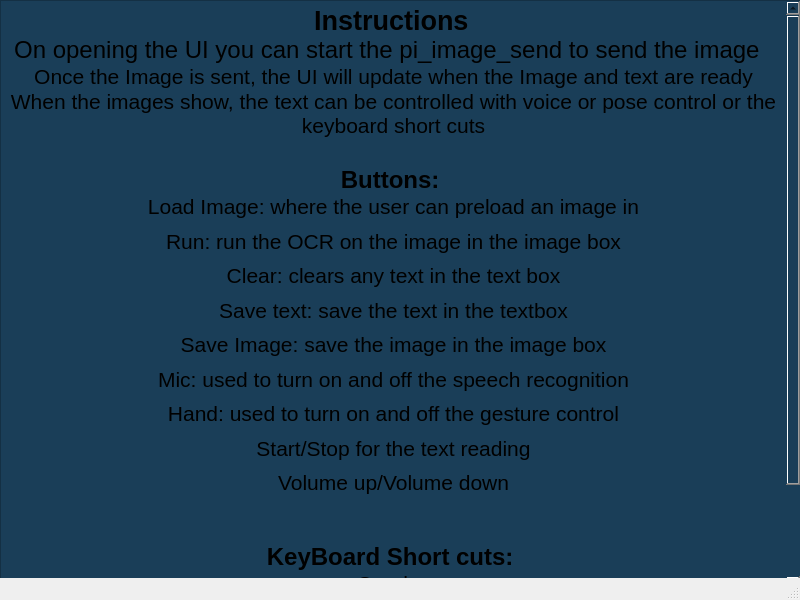
Before: the Qt Designer form UI/Instructions_Pop_up.ui in 180D-FW-2021/Team6, drawn with Qt 5.
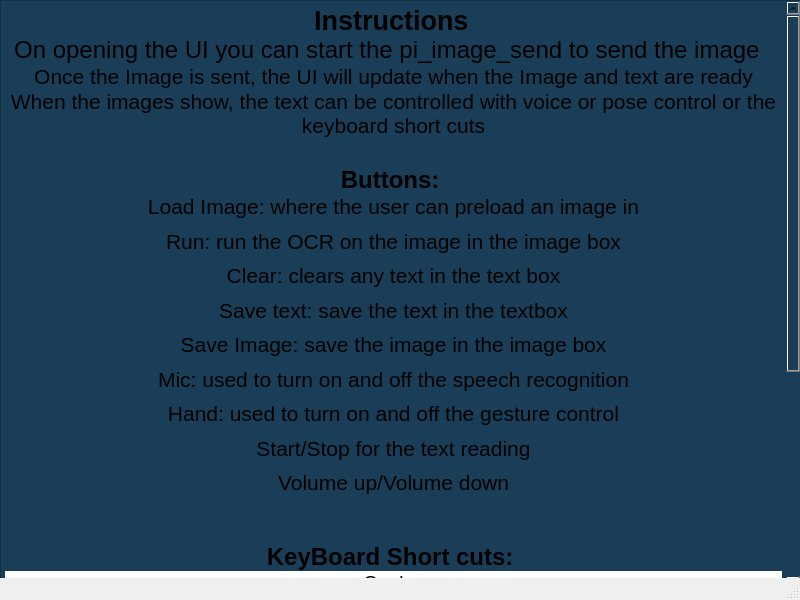
After: the same form once the commit is applied.

Commit message: Instruction pop up, more keyboard short cuts

Diff of the .ui file:
```diff
--- a/UI/Instructions_Pop_up.ui
+++ b/UI/Instructions_Pop_up.ui
@@ -56,11 +56,17 @@
 &lt;p align=&quot;center&quot; style=&quot; margin-top:0px; margin-bottom:0px; margin-left:0px; margin-right:0px; -qt-block-indent:0; text-indent:0px; line-height:138%; background-color:transparent;&quot;&gt;&lt;span style=&quot; font-family:'Arial'; font-size:16pt; color:#000000; background-color:transparent;&quot;&gt;Volume up/Volume down&lt;/span&gt;&lt;/p&gt;
 &lt;p align=&quot;center&quot; style=&quot;-qt-paragraph-type:empty; margin-top:0px; margin-bottom:0px; margin-left:0px; margin-right:0px; -qt-block-indent:0; text-indent:0px; line-height:138%; font-family:'Arial'; font-size:18pt; color:#000000; background-color:transparent;&quot;&gt;&lt;br /&gt;&lt;/p&gt;
 &lt;p align=&quot;center&quot; style=&quot; margin-top:0px; margin-bottom:0px; margin-left:0px; margin-right:0px; -qt-block-indent:0; text-indent:0px;&quot;&gt;&lt;span style=&quot; font-size:18pt; font-weight:600;&quot;&gt;KeyBoard Short cuts: &lt;/span&gt;&lt;/p&gt;
-&lt;p align=&quot;center&quot; style=&quot; margin-top:0px; margin-bottom:0px; margin-left:0px; margin-right:0px; -qt-block-indent:0; text-indent:0px;&quot;&gt;&lt;span style=&quot; font-size:16pt;&quot;&gt;Q - play&lt;/span&gt;&lt;/p&gt;
-&lt;p align=&quot;center&quot; style=&quot; margin-top:0px; margin-bottom:0px; margin-left:0px; margin-right:0px; -qt-block-indent:0; text-indent:0px;&quot;&gt;&lt;span style=&quot; font-size:16pt;&quot;&gt;W - pause&lt;/span&gt;&lt;/p&gt;
-&lt;p align=&quot;center&quot; style=&quot; margin-top:0px; margin-bottom:0px; margin-left:0px; margin-right:0px; -qt-block-indent:0; text-indent:0px;&quot;&gt;&lt;span style=&quot; font-size:16pt;&quot;&gt;E - stop&lt;/span&gt;&lt;/p&gt;
-&lt;p align=&quot;center&quot; style=&quot; margin-top:0px; margin-bottom:0px; margin-left:0px; margin-right:0px; -qt-block-indent:0; text-indent:0px;&quot;&gt;&lt;span style=&quot; font-size:16pt;&quot;&gt;A - speech recognition &lt;/span&gt;&lt;/p&gt;
-&lt;p align=&quot;center&quot; style=&quot; margin-top:0px; margin-bottom:0px; margin-left:0px; margin-right:0px; -qt-block-indent:0; text-indent:0px;&quot;&gt;&lt;span style=&quot; font-size:18pt;&quot;&gt; &lt;/span&gt;&lt;/p&gt;&lt;/body&gt;&lt;/html&gt;</string>
+&lt;p align=&quot;center&quot; style=&quot; margin-top:0px; margin-bottom:0px; margin-left:0px; margin-right:0px; -qt-block-indent:0; text-indent:0px; line-height:138%; background-color:#ffffff;&quot;&gt;&lt;a name=&quot;docs-internal-guid-fcdaf46b-7fff-8481-8066-0ae15f5ace32&quot;&gt;&lt;/a&gt;&lt;span style=&quot; font-family:'Comfortaa','cursive'; font-size:14pt; color:#000000; background-color:transparent;&quot;&gt;Q&lt;/span&gt;&lt;span style=&quot; font-family:'Comfortaa','cursive'; font-size:14pt; color:#000000; background-color:transparent;&quot;&gt;: play&lt;/span&gt;&lt;/p&gt;
+&lt;p align=&quot;center&quot; style=&quot; margin-top:0px; margin-bottom:0px; margin-left:0px; margin-right:0px; -qt-block-indent:0; text-indent:0px; line-height:138%; background-color:#ffffff;&quot;&gt;&lt;span style=&quot; font-family:'Comfortaa','cursive'; font-size:14pt; color:#000000; background-color:transparent;&quot;&gt;W: pause&lt;/span&gt;&lt;/p&gt;
+&lt;p align=&quot;center&quot; style=&quot; margin-top:0px; margin-bottom:0px; margin-left:0px; margin-right:0px; -qt-block-indent:0; text-indent:0px; line-height:138%; background-color:#ffffff;&quot;&gt;&lt;span style=&quot; font-family:'Comfortaa','cursive'; font-size:14pt; color:#000000; background-color:transparent;&quot;&gt;E: stop&lt;/span&gt;&lt;/p&gt;
+&lt;p align=&quot;center&quot; style=&quot; margin-top:0px; margin-bottom:0px; margin-left:0px; margin-right:0px; -qt-block-indent:0; text-indent:0px; line-height:138%; background-color:#ffffff;&quot;&gt;&lt;span style=&quot; font-family:'Comfortaa','cursive'; font-size:14pt; color:#000000; background-color:transparent;&quot;&gt;A: toggle speech recognition&lt;/span&gt;&lt;/p&gt;
+&lt;p align=&quot;center&quot; style=&quot; margin-top:0px; margin-bottom:0px; margin-left:0px; margin-right:0px; -qt-block-indent:0; text-indent:0px; line-height:138%; background-color:#ffffff;&quot;&gt;&lt;span style=&quot; font-family:'Comfortaa','cursive'; font-size:14pt; color:#000000; background-color:transparent;&quot;&gt;S: toggle pose recognition&lt;/span&gt;&lt;/p&gt;
+&lt;p align=&quot;center&quot; style=&quot; margin-top:0px; margin-bottom:0px; margin-left:0px; margin-right:0px; -qt-block-indent:0; text-indent:0px; line-height:138%; background-color:#ffffff;&quot;&gt;&lt;span style=&quot; font-family:'Comfortaa','cursive'; font-size:14pt; color:#000000; background-color:transparent;&quot;&gt;Z: load image&lt;/span&gt;&lt;/p&gt;
+&lt;p align=&quot;center&quot; style=&quot; margin-top:0px; margin-bottom:0px; margin-left:0px; margin-right:0px; -qt-block-indent:0; text-indent:0px; line-height:138%; background-color:#ffffff;&quot;&gt;&lt;span style=&quot; font-family:'Comfortaa','cursive'; font-size:14pt; color:#000000; background-color:transparent;&quot;&gt;X: clear text from textbox&lt;/span&gt;&lt;/p&gt;
+&lt;p align=&quot;center&quot; style=&quot; margin-top:0px; margin-bottom:0px; margin-left:0px; margin-right:0px; -qt-block-indent:0; text-indent:0px; line-height:138%; background-color:#ffffff;&quot;&gt;&lt;span style=&quot; font-family:'Comfortaa','cursive'; font-size:14pt; color:#000000; background-color:transparent;&quot;&gt;C: save text&lt;/span&gt;&lt;/p&gt;
+&lt;p align=&quot;center&quot; style=&quot; margin-top:0px; margin-bottom:0px; margin-left:0px; margin-right:0px; -qt-block-indent:0; text-indent:0px; line-height:138%; background-color:#ffffff;&quot;&gt;&lt;span style=&quot; font-family:'Comfortaa','cursive'; font-size:14pt; color:#000000; background-color:transparent;&quot;&gt;V: save image&lt;/span&gt;&lt;/p&gt;
+&lt;p align=&quot;center&quot; style=&quot; margin-top:0px; margin-bottom:0px; margin-left:0px; margin-right:0px; -qt-block-indent:0; text-indent:0px; line-height:138%; background-color:#ffffff;&quot;&gt;&lt;span style=&quot; font-family:'Comfortaa','cursive'; font-size:14pt; color:#000000; background-color:transparent;&quot;&gt;Escape: Instructions&lt;/span&gt;&lt;/p&gt;
+&lt;p align=&quot;center&quot; style=&quot; margin-top:0px; margin-bottom:0px; margin-left:0px; margin-right:0px; -qt-block-indent:0; text-indent:0px; line-height:138%; background-color:#ffffff;&quot;&gt;&lt;span style=&quot; font-family:'Comfortaa','cursive'; font-size:14pt; color:#000000; background-color:transparent;&quot;&gt;Space: Run&lt;/span&gt;&lt;/p&gt;&lt;/body&gt;&lt;/html&gt;</string>
     </property>
    </widget>
   </widget>
```
The commit also changes 1 other file.
